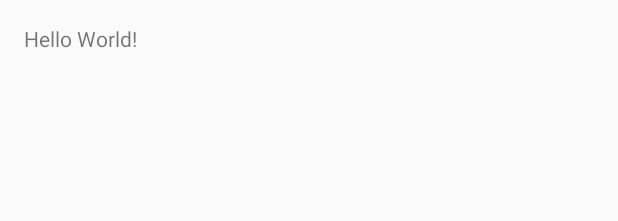
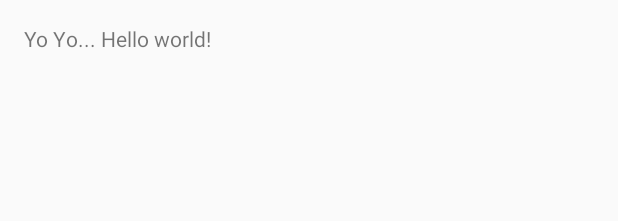
Before and after one commit to abhishekzambre/android, an Android app: the layout activity_main.xml on its own in the app's theme, with its tools: preview values and no code run, on a phone screen of 412 x 824 dp. Shown: the top 221 px of the screen. Run offline under Robolectric (Android 15) with nearby library versions, the phone set to English and light mode, and no system bars.

Commit message:
Re-checkin for HelloWorld

```diff
--- a/HelloWorld/app/build.gradle
+++ b/HelloWorld/app/build.gradle
@@ -6,7 +6,7 @@ android {
 
     defaultConfig {
         applicationId "me.abhishekz.helloworld"
-        minSdkVersion 8
+        minSdkVersion 14
         targetSdkVersion 24
         versionCode 1
         versionName "1.0"
--- a/HelloWorld/app/src/main/res/layout/activity_main.xml
+++ b/HelloWorld/app/src/main/res/layout/activity_main.xml
@@ -12,5 +12,5 @@
     <TextView
         android:layout_width="wrap_content"
         android:layout_height="wrap_content"
-        android:text="Hello World!" />
+        android:text="@string/hello_world" />
 </RelativeLayout>
--- a/HelloWorld/app/src/main/res/values/strings.xml
+++ b/HelloWorld/app/src/main/res/values/strings.xml
@@ -1,3 +1,4 @@
 <resources>
     <string name="app_name">HelloWorld</string>
+    <string name="hello_world">Yo Yo... Hello world!</string>
 </resources>
```
Also changed, not shown: HelloWorld/gradle/wrapper/gradle-wrapper.properties.
